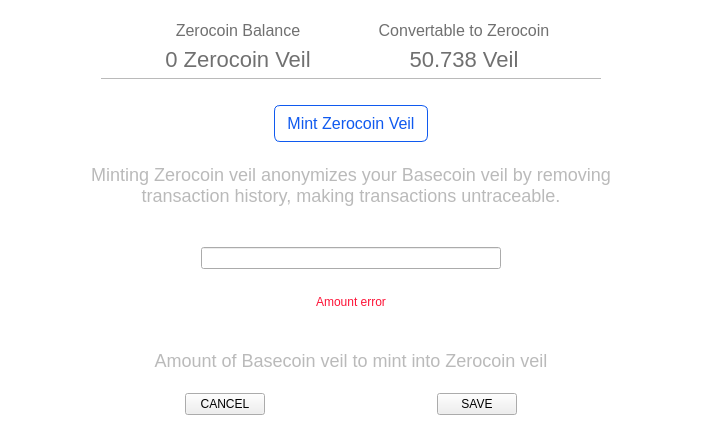
Above: src/qt/veil/forms/settingsmintingmanual.ui from Veil-Project/veil before the change. Below: the same form after it.
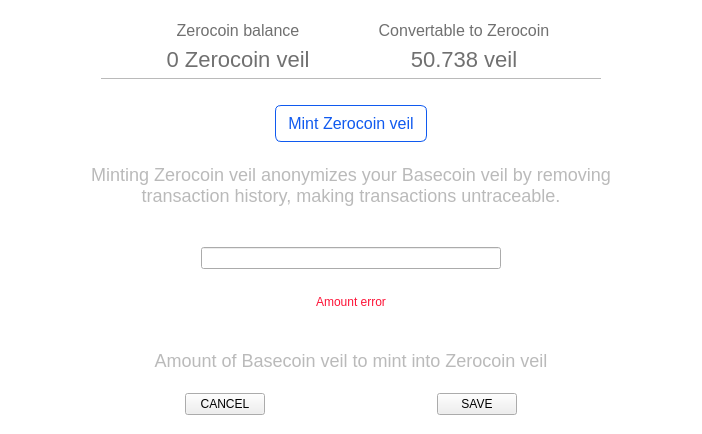
That is the form after the change.

Commit message: Remove or update of Zerocoin privacy mentions

```diff
--- a/src/qt/veil/forms/settingsmintingmanual.ui
+++ b/src/qt/veil/forms/settingsmintingmanual.ui
@@ -81,7 +81,7 @@
 font-size:16px;</string>
             </property>
             <property name="text">
-             <string>Zerocoin Balance</string>
+             <string>Zerocoin balance</string>
             </property>
             <property name="alignment">
              <set>Qt::AlignCenter</set>
@@ -95,7 +95,7 @@
 font-size:22px;</string>
             </property>
             <property name="text">
-             <string>0 Zerocoin Veil</string>
+             <string>0 Zerocoin veil</string>
             </property>
             <property name="alignment">
              <set>Qt::AlignCenter</set>
@@ -155,7 +155,7 @@
 font-size:22px;</string>
             </property>
             <property name="text">
-             <string>50.738 Veil</string>
+             <string>50.738 veil</string>
             </property>
             <property name="alignment">
              <set>Qt::AlignCenter</set>
@@ -249,7 +249,7 @@
 }</string>
         </property>
         <property name="text">
-         <string>Mint Zerocoin Veil</string>
+         <string>Mint Zerocoin veil</string>
         </property>
        </widget>
       </item>
```
The commit also changes 31 other files.
